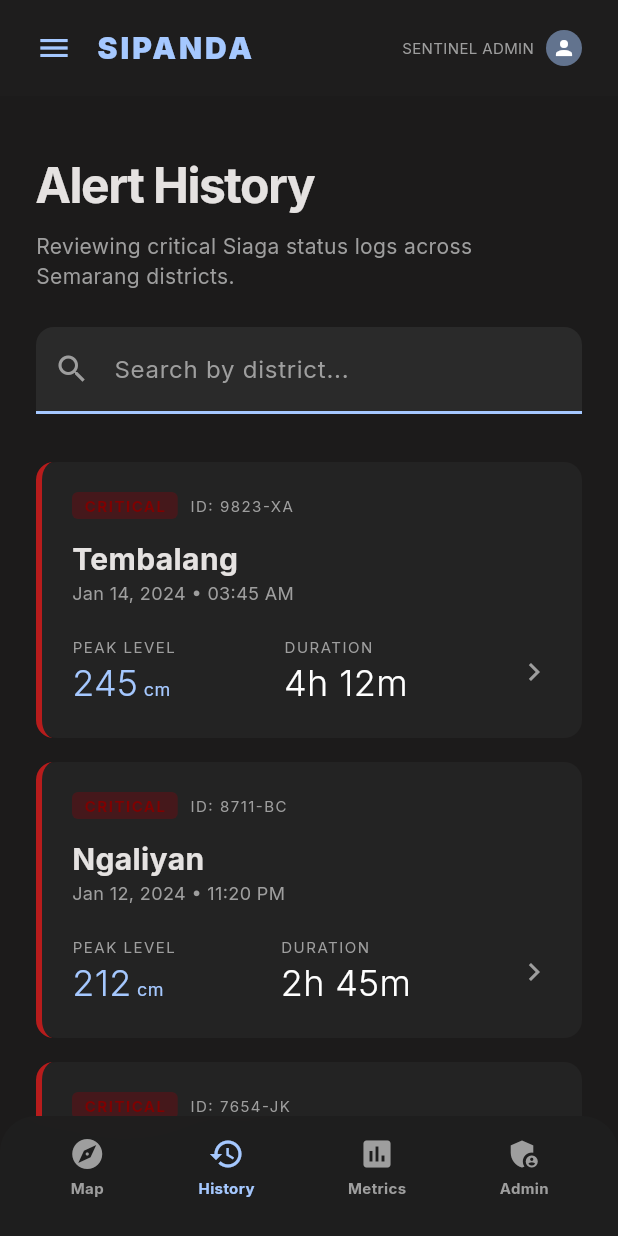
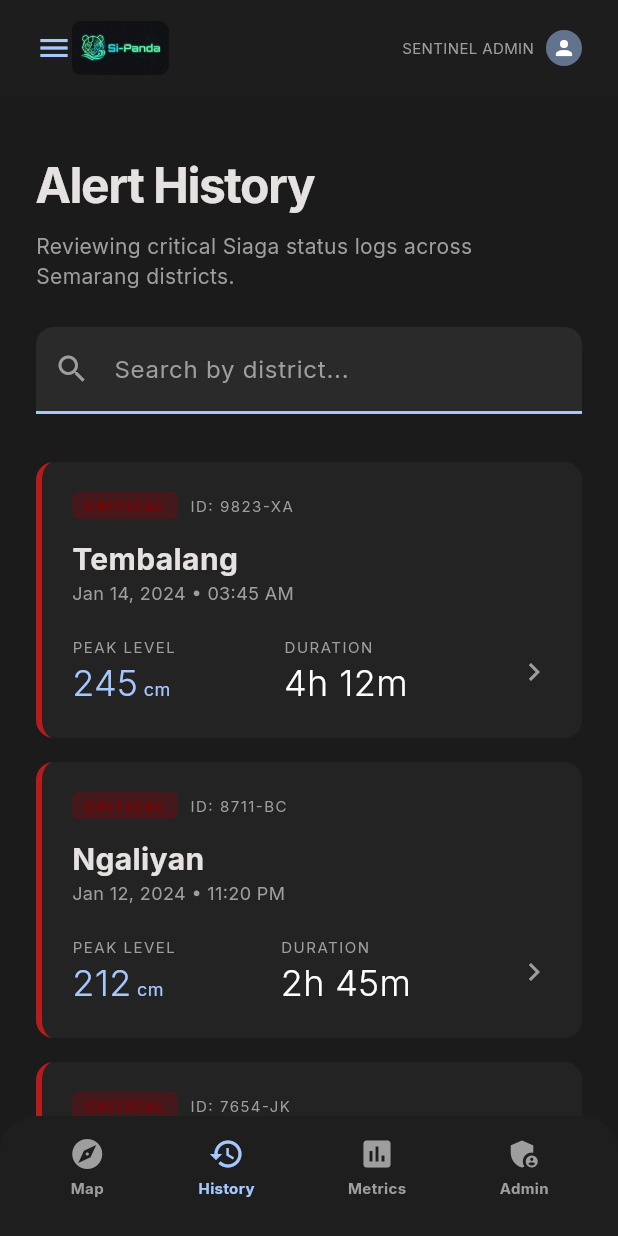
Before and after one commit to prabowows/Sipanda, a Flutter app: the AlertHistoryScreen screen opened by its route, on a phone screen of 412 x 824 dp. Run offline on Flutter 3.47's test engine with Material 3 defaults, Android fonts, the phone set to English and light mode, and no system bars; our stand-ins replace cloud_firestore, firebase_core, fl_chart, flutter_map, google_fonts, latlong2; missing offline and left inert: dart:html, excel; accounts and stored records are empty; network calls fail.

Commit message:
feat(branding): replace text SIPANDA with official LogoSipanda.jpg in TopBar and navigation across the app

```diff
--- a/sipanda_app/lib/features/citizen/alert_history_screen.dart
+++ b/sipanda_app/lib/features/citizen/alert_history_screen.dart
@@ -544,8 +544,15 @@ class _AlertHistoryScreenState extends State<AlertHistoryScreen> {
               Row(
                 children: [
                   const Icon(Icons.menu, color: SipandaTheme.primary),
-                  const SizedBox(width: 16),
-                  const Text('SIPANDA', style: TextStyle(color: SipandaTheme.primary, fontSize: 20, fontWeight: FontWeight.w900, letterSpacing: 2.0)),
+                  ClipRRect(
+                    borderRadius: BorderRadius.circular(6),
+                    child: Image.asset(
+                      'assets/images/LogoSipanda.jpg',
+                      height: 36,
+                      fit: BoxFit.contain,
+                      errorBuilder: (context, error, stackTrace) => const Text('SIPANDA', style: TextStyle(color: SipandaTheme.primary, fontSize: 20, fontWeight: FontWeight.w900, letterSpacing: 2.0)),
+                    ),
+                  ),
                 ],
               ),
               Row(
@@ -572,7 +579,15 @@ class _AlertHistoryScreenState extends State<AlertHistoryScreen> {
       child: Row(
         mainAxisAlignment: MainAxisAlignment.spaceBetween,
         children: [
-          const Text('SIPANDA', style: TextStyle(color: SipandaTheme.primary, fontSize: 20, fontWeight: FontWeight.w900, letterSpacing: -1)),
+          ClipRRect(
+            borderRadius: BorderRadius.circular(6),
+            child: Image.asset(
+              'assets/images/LogoSipanda.jpg',
+              height: 38,
+              fit: BoxFit.contain,
+              errorBuilder: (context, error, stackTrace) => const Text('SIPANDA', style: TextStyle(color: SipandaTheme.primary, fontSize: 20, fontWeight: FontWeight.w900, letterSpacing: -1)),
+            ),
+          ),
           Row(
             children: [
                const Text('System Status: Active', style: TextStyle(fontSize: 10, color: SipandaTheme.statusAman, letterSpacing: 1)),
--- a/sipanda_app/pubspec.yaml
+++ b/sipanda_app/pubspec.yaml
@@ -29,3 +29,4 @@ flutter:
   uses-material-design: true
   assets:
     - assets/map/semarang_filtered.geojson
+    - assets/images/
```
Also changed, not shown: sipanda_app/lib/features/citizen/dashboard_screen.dart (+33 -12 lines), Logo/LogoSipanda.jpg (added), sipanda_app/assets/images/LogoSipanda.jpg (added).
